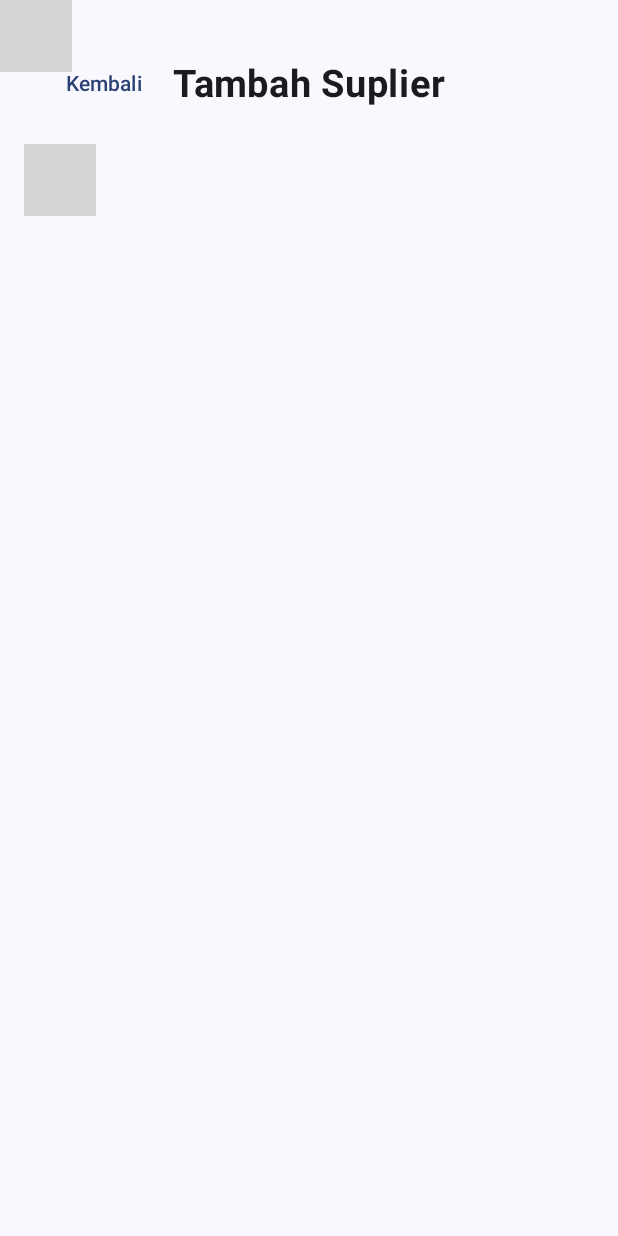
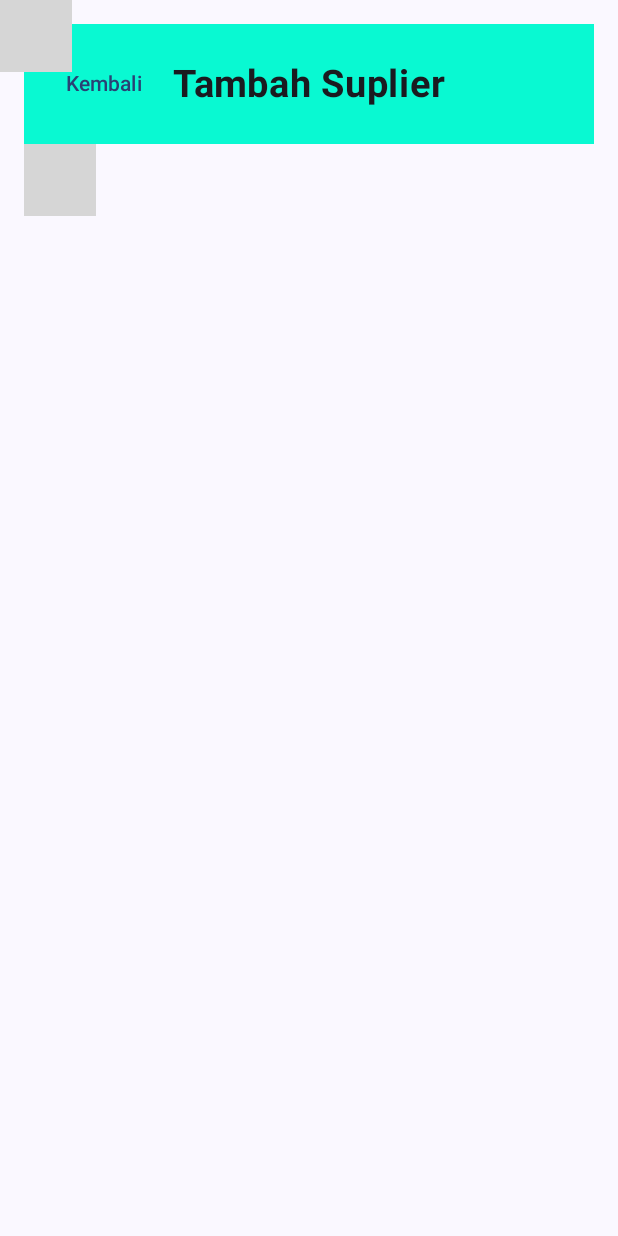
Before and after one commit to agilimam/UcpRoomDatabase_0085, an Android app built with Jetpack Compose: the composable InsertSplView shown on its own in the app's theme, on a phone screen of 412 x 824 dp. Run offline under Robolectric (Android 15) with nearby library versions, the phone set to English and light mode, and no system bars; 3 statements that could not run were skipped; grey boxes are pictures that could not be loaded.

Commit message:
menambahkan color

```diff
--- a/app/src/main/java/com/example/ucp2pam/ui/costumwidget/TopAppBar.kt
+++ b/app/src/main/java/com/example/ucp2pam/ui/costumwidget/TopAppBar.kt
@@ -1,5 +1,6 @@
 package com.example.ucp2pam.ui.costumwidget
 
+import androidx.compose.foundation.background
 import androidx.compose.foundation.layout.Box
 import androidx.compose.foundation.layout.Row
 import androidx.compose.foundation.layout.Spacer
@@ -10,6 +11,7 @@ import androidx.compose.material3.TextButton
 import androidx.compose.runtime.Composable
 import androidx.compose.ui.Alignment
 import androidx.compose.ui.Modifier
+import androidx.compose.ui.graphics.Color
 import androidx.compose.ui.text.font.FontWeight
 import androidx.compose.ui.unit.dp
 import androidx.compose.ui.unit.sp
@@ -21,10 +23,12 @@ fun TopAppBar(
     showBackButton: Boolean = true,
     judul: String,
     onBack : () -> Unit,
+    modifier: Modifier = Modifier
     ) {
     Box(
         modifier = Modifier
             .fillMaxWidth()
+            .background(Color(0XFF09f9d2))
             .padding(16.dp),
         contentAlignment = Alignment.Center // Pastikan konten di tengah
     ) {
```
